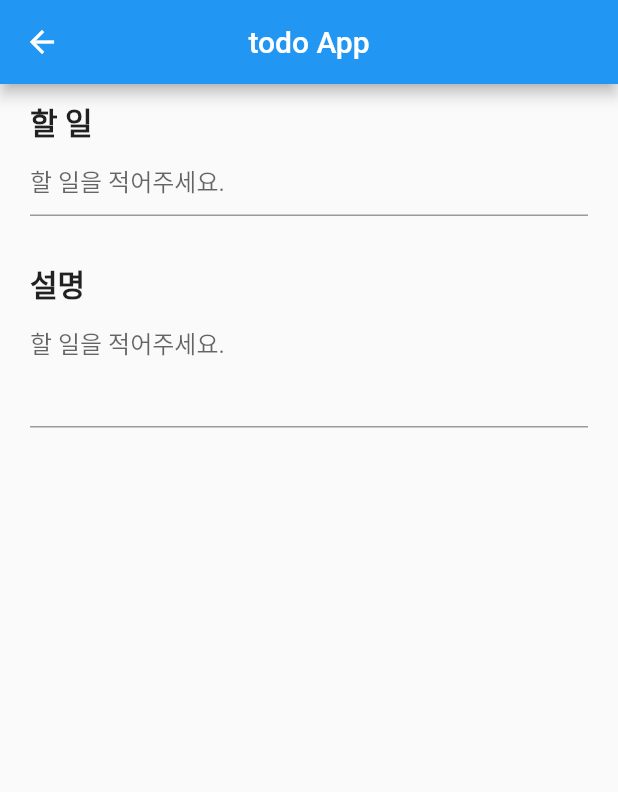
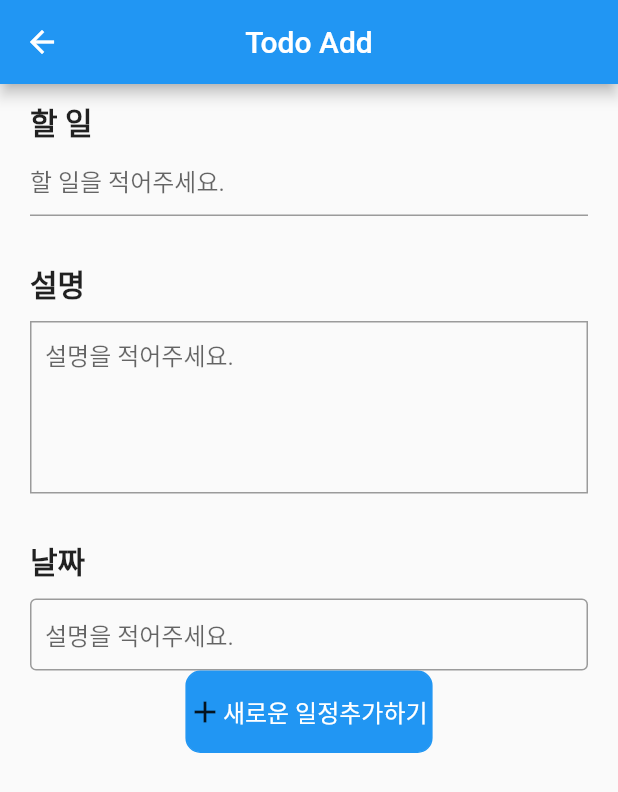
Before and after one commit to Uheeking/flutter_todo, a Flutter app: the screen it shows after launch, after a tap on the "add" icon, on a phone screen of 412 x 824 dp. Shown: the top 792 px of the screen. Run offline on Flutter 3.47's test engine with Material 2 defaults, Android fonts, the phone set to English and light mode, and no system bars; our stand-ins replace table_calendar.

Commit message:
change the todoadd

```diff
--- a/lib/calendar.dart
+++ b/lib/calendar.dart
@@ -23,7 +23,8 @@ class _CalendarState extends State<Calendar> {
 
   @override
   Widget build(BuildContext context) {
-    return TableCalendar(
+    return SingleChildScrollView(
+      child: TableCalendar(
         locale: 'ko_KR',
         focusedDay: DateTime.now(),
         firstDay: DateTime(2022, 1, 1),
@@ -41,6 +42,7 @@ class _CalendarState extends State<Calendar> {
               BoxDecoration(color: Colors.red, shape: BoxShape.circle),
         ),
         eventLoader: _getEventsForDay,
+      ),
     );
   }
 }
--- a/lib/main.dart
+++ b/lib/main.dart
@@ -11,7 +11,7 @@ class MyApp extends StatelessWidget {
   @override
   Widget build(BuildContext context) {
     return MaterialApp(
-      title: 'todoApp',
+      title: 'TodoApp',
       theme: ThemeData(primarySwatch: Colors.blue),
       home: Todo(),
     );
--- a/lib/todo.dart
+++ b/lib/todo.dart
@@ -16,7 +16,10 @@ class _TodoState extends State<Todo> {
   Widget build(BuildContext context) {
     return Scaffold(
       appBar: AppBar(
-        title: Text('todolist'),
+        centerTitle: true,
+        title: Text(
+          'Todo List',
+        ),
       ),
       body: Calendar(),
       floatingActionButton: FloatingActionButton(
--- a/lib/todoAdd.dart
+++ b/lib/todoAdd.dart
@@ -12,9 +12,13 @@ class TodoAdd extends StatefulWidget {
 class _TodoAddState extends State<TodoAdd> {
   @override
   Widget build(BuildContext context) {
-    return Scaffold(
+    return GestureDetector(
+      onTap: () {
+        FocusScope.of(context).unfocus();
+      },
+      child: Scaffold(
         appBar: AppBar(
-        title: Text('todo App'),
+          title: Text('Todo Add'),
           centerTitle: true,
         ),
         body: Container(
@@ -34,6 +38,7 @@ class _TodoAddState extends State<TodoAdd> {
               height: 30,
             ),
             Container(
+              margin: EdgeInsets.only(bottom: 10),
               alignment: Alignment.centerLeft,
               child: Text(
                 '설명',
@@ -41,10 +46,47 @@ class _TodoAddState extends State<TodoAdd> {
               ),
             ),
             TextField(
-            maxLines: 3,
-            decoration: InputDecoration(hintText: '할 일을 적어주세요.'),
+              maxLines: 5,
+              decoration: InputDecoration(
+                  border: OutlineInputBorder(
+                      borderRadius: BorderRadius.circular(0)),
+                  contentPadding: EdgeInsets.all(10.0),
+                  hintText: '설명을 적어주세요.'),
+            ),
+            SizedBox(
+              height: 30,
+            ),
+            Container(
+              margin: EdgeInsets.only(bottom: 10),
+              alignment: Alignment.centerLeft,
+              child: Text(
+                '날짜',
+                style: TextStyle(fontWeight: FontWeight.bold, fontSize: 20),
+              ),
+            ),
+            TextField(
+              decoration: InputDecoration(
+                  border: OutlineInputBorder(),
+                  contentPadding: EdgeInsets.all(10.0),
+                  hintText: '설명을 적어주세요.'),
+            ),
+            Container(
+              width: MediaQuery.of(context).size.width / 2.5,
+              height: 55,
+              decoration: BoxDecoration(
+                  borderRadius: BorderRadius.circular(10),
+                  border: Border.all(color: Colors.blue),
+                  color: Colors.blue),
+              child: Row(children: [
+                Icon(Icons.add),
+                Text(
+                  '새로운 일정추가하기',
+                  style: TextStyle(color: Colors.white, fontSize: 16),
                 )
               ]),
+            )
+          ]),
+        ),
       ),
     );
   }
```
Lines whose indentation alone changed are shown as unchanged.
